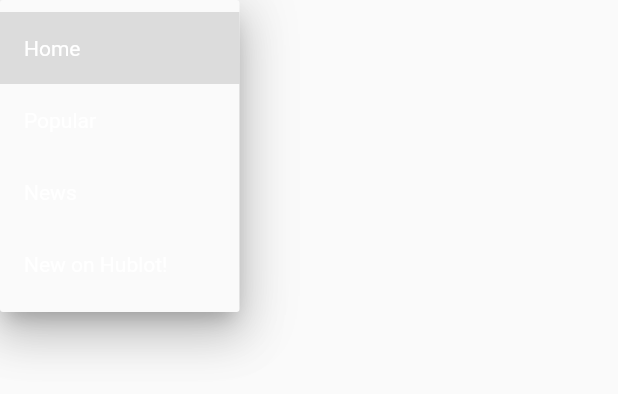
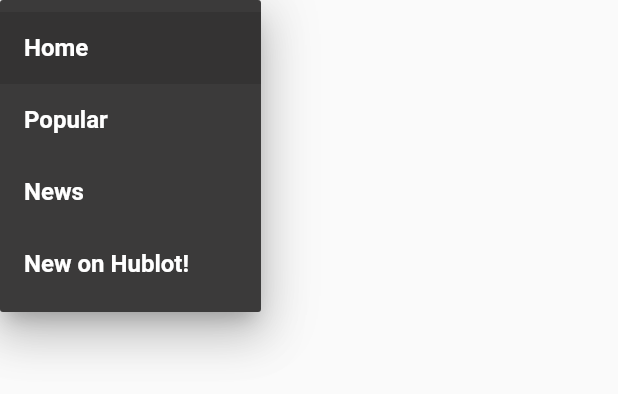
Before and after one commit to ChristopherDesrosiersMondor/S4_FINALPROJECT_FRONTEND, a Flutter app: the DropdownMenuExample widget shown alone on an empty page, opened directly, after a tap on "Home", on a phone screen of 412 x 824 dp. Shown: the top 394 px of the screen. Run offline on Flutter 3.47's test engine with Material 2 defaults, Android fonts, the phone set to English and light mode, and no system bars; our stand-ins replace google_fonts; missing offline and left inert: dart:ffi; network calls fail; Roboto replaces fonts that are missing (Arimo).

Commit message:
dropdownmenu, to continue

```diff
--- a/interface_mobile/interface_mobile/lib/Pages/home.dart
+++ b/interface_mobile/interface_mobile/lib/Pages/home.dart
@@ -16,7 +16,10 @@
               Icons.menu,
             ),
             onPressed: () {}),
-        title: const DropdownMenuApp(),
+        title: const Align(
+          alignment: Alignment.topLeft,
+          child: DropdownMenuApp(),
+        ),
         actions: const <Widget>[Icon(Icons.search), Icon(Icons.account_circle)],
         backgroundColor: Configuration.appDarkBackgroundColor,
       ),
--- a/interface_mobile/interface_mobile/lib/Widgets/dropdownMenu.dart
+++ b/interface_mobile/interface_mobile/lib/Widgets/dropdownMenu.dart
@@ -1,4 +1,7 @@
 import 'package:flutter/material.dart';
+import 'package:google_fonts/google_fonts.dart';
+
+import '../config.dart';
 
 /// Sources:
 /// https://api.flutter.dev/flutter/material/DropdownButton-class.html
@@ -12,9 +15,7 @@
 
   @override
   Widget build(BuildContext context) {
-    return const Center(
-      child: DropdownMenuExample(),
-    );
+    return const DropdownMenuExample();
   }
 }
 
@@ -30,15 +31,16 @@
 
   @override
   Widget build(BuildContext context) {
-    return DropdownButton<String>(
+    return Theme(
+        data: Theme.of(context).copyWith(
+          canvasColor: const Color.fromARGB(255, 59, 58, 58),
+        ),
+        child: DropdownButtonHideUnderline(
+          child: DropdownButton<String>(
             value: dropdownValue,
-      icon: const Icon(Icons.arrow_downward),
+            icon: const Icon(Icons.arrow_drop_down),
             elevation: 16,
-      style: const TextStyle(color: Colors.white),
-      underline: Container(
-        height: 2,
-        color: Colors.deepPurpleAccent,
-      ),
+            style: Configuration.textForApp(Colors.white, 16),
             onChanged: (String? value) {
               // This is called when the user selects an item.
               setState(() {
@@ -51,6 +53,7 @@
                 child: Text(value),
               );
             }).toList(),
-    );
+          ),
+        ));
   }
 }
--- a/interface_mobile/interface_mobile/lib/config.dart
+++ b/interface_mobile/interface_mobile/lib/config.dart
@@ -6,11 +6,11 @@
   static const orangeColor = Color(0xffff6633);
 
   static TextStyle textForApp(Color color, double fontSize) {
-    return GoogleFonts.roboto(
+    return GoogleFonts.arimo(
         textStyle: TextStyle(
             fontWeight: FontWeight.bold,
             color: color,
-            letterSpacing: .5,
+            //letterSpacing: .5,
             fontSize: fontSize));
   }
 
```
Lines whose indentation alone changed are shown as unchanged.
